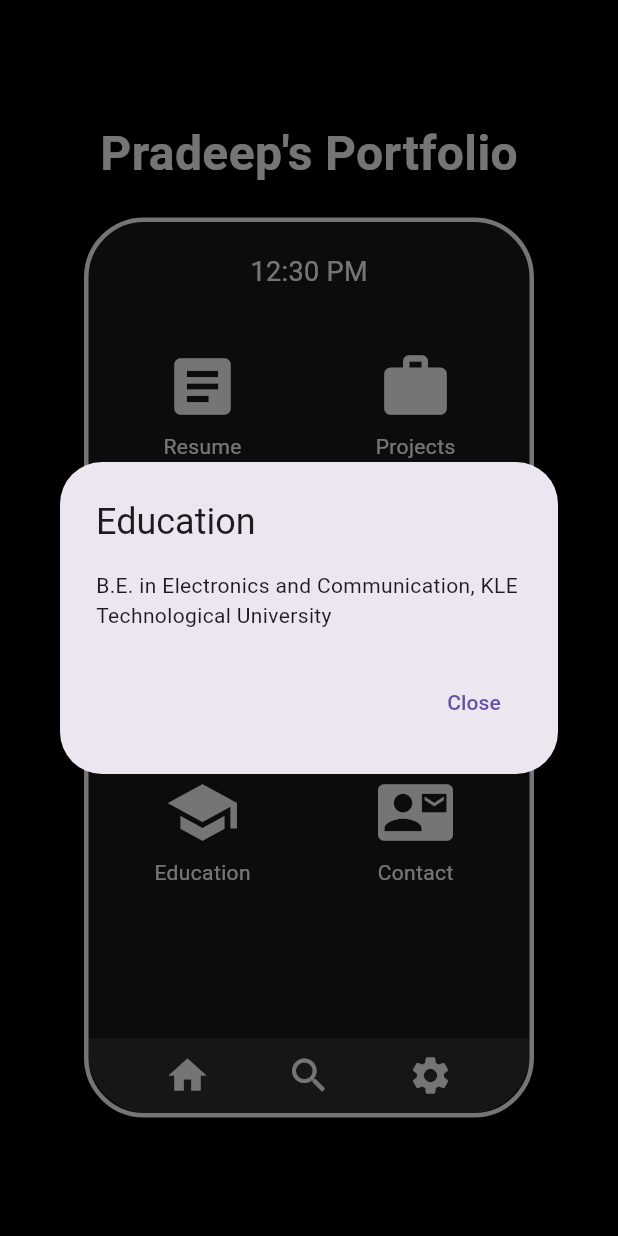
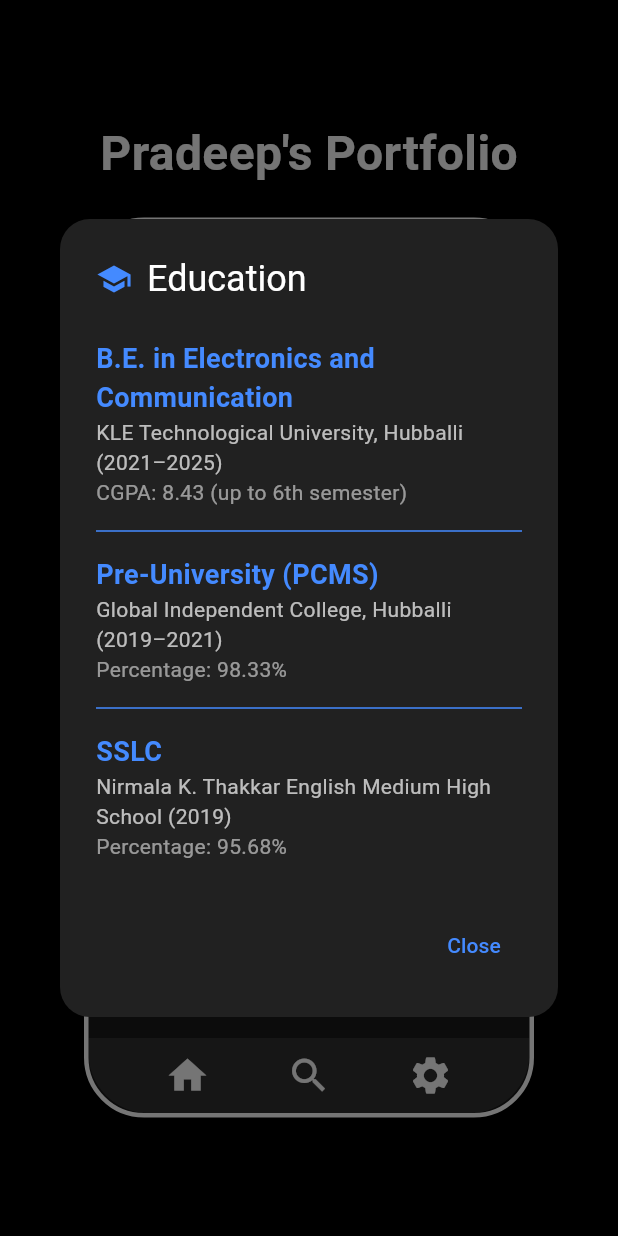
Before and after one commit to Pradeep1234566/Portfolio, a Flutter app: the screen it shows after launch, after a tap on "Education", on a phone screen of 412 x 824 dp. Run offline on Flutter 3.47's test engine with Material 3 defaults, Android fonts, the phone set to English and light mode, and no system bars.

Commit message:
Added Educaiton part looks good

```diff
--- a/lib/main.dart
+++ b/lib/main.dart
@@ -178,9 +178,93 @@ class WebPortfolioScreen extends StatelessWidget {
       context: context,
       builder: (BuildContext context) {
         return AlertDialog(
-          title: Text("Education"),
+          shape: RoundedRectangleBorder(
+            borderRadius: BorderRadius.circular(20),
+          ),
+          backgroundColor: Colors.grey[900],
+          title: Row(
+            children: [
+              Icon(Icons.school, color: Colors.blueAccent),
+              SizedBox(width: 10),
+              Text(
+                "Education",
+                style: TextStyle(color: Colors.white, fontSize: 24),
+              ),
+            ],
+          ),
+          content: Column(
+            mainAxisSize: MainAxisSize.min,
+            crossAxisAlignment: CrossAxisAlignment.start,
+            children: [
+              _buildEducationTile(
+                  title: "B.E. in Electronics and Communication",
+                  subtitle:
+                      "KLE Technological University, Hubballi (2021–2025)",
+                  details: "CGPA: 8.43 (up to 6th semester)"),
+              Divider(color: Colors.blueAccent),
+              _buildEducationTile(
+                  title: "Pre-University (PCMS)",
+                  subtitle: "Global Independent College, Hubballi (2019–2021)",
+                  details: "Percentage: 98.33%"),
+              Divider(color: Colors.blueAccent),
+              _buildEducationTile(
+                  title: "SSLC",
+                  subtitle:
+                      "Nirmala K. Thakkar English Medium High School (2019)",
+                  details: "Percentage: 95.68%"),
+            ],
+          ),
+          actions: [
+            TextButton(
+              onPressed: () => Navigator.of(context).pop(),
+              child: Text(
+                "Close",
+                style: TextStyle(color: Colors.blueAccent),
+              ),
+            ),
+          ],
+        );
+      },
+    );
+  }
+
+  Widget _buildEducationTile(
+      {required String title,
+      required String subtitle,
+      required String details}) {
+    return Padding(
+      padding: const EdgeInsets.symmetric(vertical: 8.0),
+      child: Column(
+        crossAxisAlignment: CrossAxisAlignment.start,
+        children: [
+          Text(
+            title,
+            style: TextStyle(
+                color: Colors.blueAccent,
+                fontWeight: FontWeight.bold,
+                fontSize: 18),
+          ),
+          Text(
+            subtitle,
+            style: TextStyle(color: Colors.white70),
+          ),
+          Text(
+            details,
+            style: TextStyle(color: Colors.white54),
+          ),
+        ],
+      ),
+    );
+  }
+
+  void _showTechStackDialog(BuildContext context) {
+    showDialog(
+      context: context,
+      builder: (BuildContext context) {
+        return AlertDialog(
+          title: Text("Tech Stack"),
           content: Text(
-              "B.E. in Electronics and Communication, KLE Technological University"),
+              "C, Python, Embedded Systems, RTOS, Networking, Data Structures, HTML, CSS"),
           actions: [
             TextButton(
               onPressed: () => Navigator.of(context).pop(),
@@ -192,14 +276,51 @@ class WebPortfolioScreen extends StatelessWidget {
     );
   }
 
-  void _showTechStackDialog(BuildContext context) {
+  void _showAchievementsDialog(BuildContext context) {
     showDialog(
       context: context,
       builder: (BuildContext context) {
         return AlertDialog(
-          title: Text("Tech Stack"),
+          title: Text("Achievements"),
           content: Text(
-              "C, Python, Embedded Systems, RTOS, Networking, Data Structures"),
+              "• Smart India Hackathon 2023 College-Level Round\n• 100+ solved problems on LeetCode"),
+          actions: [
+            TextButton(
+              onPressed: () => Navigator.of(context).pop(),
+              child: Text("Close"),
+            ),
+          ],
+        );
+      },
+    );
+  }
+
+  void _showCertificationsDialog(BuildContext context) {
+    showDialog(
+      context: context,
+      builder: (BuildContext context) {
+        return AlertDialog(
+          title: Text("Certifications"),
+          content: Column(
+            mainAxisSize: MainAxisSize.min,
+            children: [
+              ListTile(
+                leading: Icon(Icons.verified, color: Colors.green),
+                title: Text("JNCIA-Junos (Sep 2024)"),
+                onTap: () => launchUrl(Uri.parse(
+                    "https://www.hackerrank.com/certificates/bde78b838089")),
+              ),
+              ListTile(
+                leading: Icon(Icons.verified, color: Colors.green),
+                title: Text("Python (Basic) – Hackerrank (Jul 2024)"),
+              ),
+              ListTile(
+                leading: Icon(Icons.verified, color: Colors.green),
+                title: Text(
+                    "Python For Machine Learning – Great Learning (Aug 2023)"),
+              ),
+            ],
+          ),
           actions: [
             TextButton(
               onPressed: () => Navigator.of(context).pop(),
```
